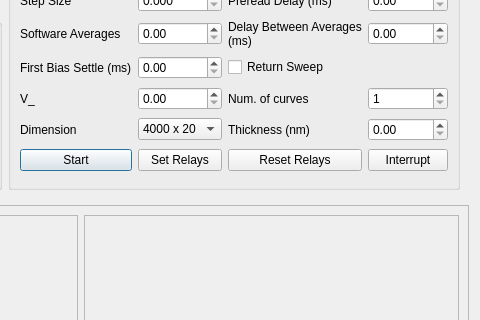
rajgiriUW/OECT_Control, file src/main/resources/base/general_curve.ui: the form before one commit; both pictures show x 319 to 799 and y 93 to 413 of the 799 by 590 pixel window.
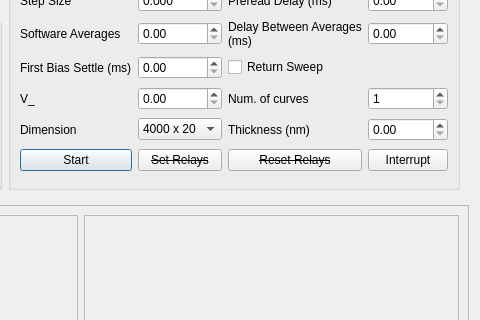
The form after the commit.

Commit message: Temporary disabling the set relays things in GeneralCurve

```diff
--- a/src/main/resources/base/general_curve.ui
+++ b/src/main/resources/base/general_curve.ui
@@ -247,6 +247,11 @@
          </item>
          <item row="6" column="1">
           <widget class="QPushButton" name="setRelaysGenCurveButton">
+           <property name="font">
+            <font>
+             <strikeout>true</strikeout>
+            </font>
+           </property>
            <property name="text">
             <string>Set Relays</string>
            </property>
@@ -254,6 +259,11 @@
          </item>
          <item row="6" column="2">
           <widget class="QPushButton" name="resetRelaysGenCurveButton">
+           <property name="font">
+            <font>
+             <strikeout>true</strikeout>
+            </font>
+           </property>
            <property name="text">
             <string>Reset Relays</string>
            </property>
```
